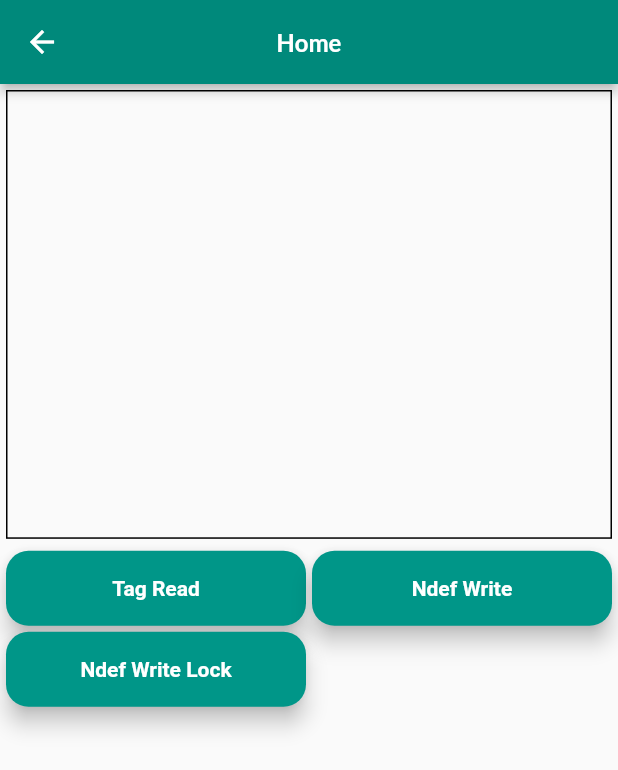
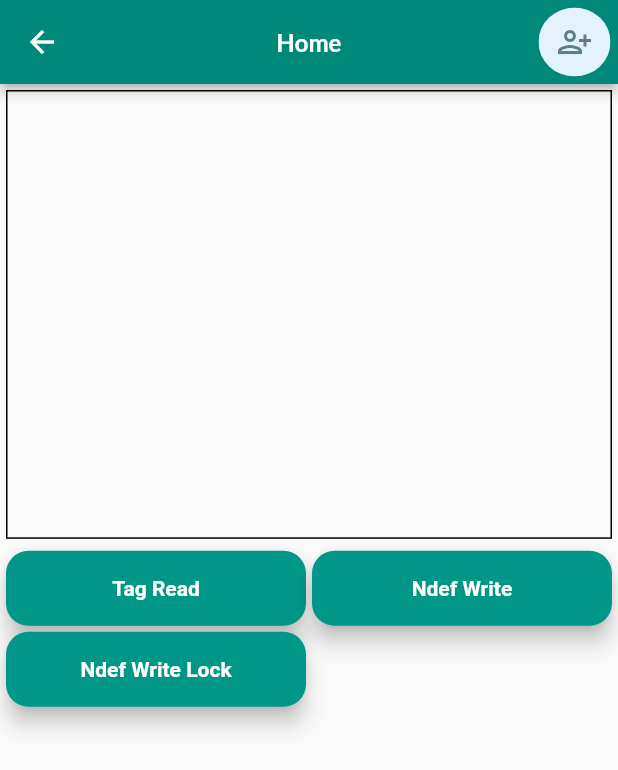
Before and after one commit to Farazmicm/edusprint_nfcattendance, a Flutter app: the Home screen opened by its route, on a phone screen of 412 x 824 dp. Shown: the top 770 px of the screen. Run offline on Flutter 3.47's test engine with Material 2 defaults, Android fonts, the phone set to English and light mode, and no system bars; our stand-ins replace awesome_dialog, connectivity, device_info_plus, double_back_to_close_app, expansion_tile_card, flutter_staggered_animations and 9 more; missing offline and left inert: flutter_downloader, ndialog, nfc_manager, swipe_image_gallery, syncfusion_flutter_pdfviewer; accounts and stored records are empty.

Commit message:
Commited by Jay :  After Plugin implement

```diff
--- a/lib/ui/dashboard/home.dart
+++ b/lib/ui/dashboard/home.dart
@@ -51,6 +51,31 @@ class _HomeState extends State<Home> {
                     fontSize: 16),
               ),
               centerTitle: true,
+              actions: [
+                Padding(
+                  padding: const EdgeInsets.all(5.0),
+                  child: ClipOval(
+                    child: Material(
+                      color: Colors.blue[50],
+                      child: InkWell(
+                        splashColor: Colors.blue[50],
+                        onTap: () {
+                          //Navigator.popAndPushNamed(context, AttendanceUserDetailsPage());
+                        },
+                        child: SizedBox(
+                            width: 48,
+                            height: 48,
+                            child: Icon(
+                              Icons.person_add_alt_1_outlined,
+                              color: Colors.blueGrey,
+                            )),
+                      ),
+                      shadowColor: Colors.black,
+                      type: MaterialType.card,
+                    ),
+                  ),
+                )
+              ],
             ),
             body: SafeArea(
               child: FutureBuilder<bool>(
@@ -110,6 +135,7 @@ class _HomeState extends State<Home> {
     try{
       NfcManager.instance.startSession(onDiscovered: (NfcTag tag) async {
         result.value = tag.data;
+
         NfcManager.instance.stopSession();
       });
     }catch(e){
```
Also changed, not shown: lib/ui/splashscreen/splashscreen.dart (+19 -8 lines), 1 other file.
